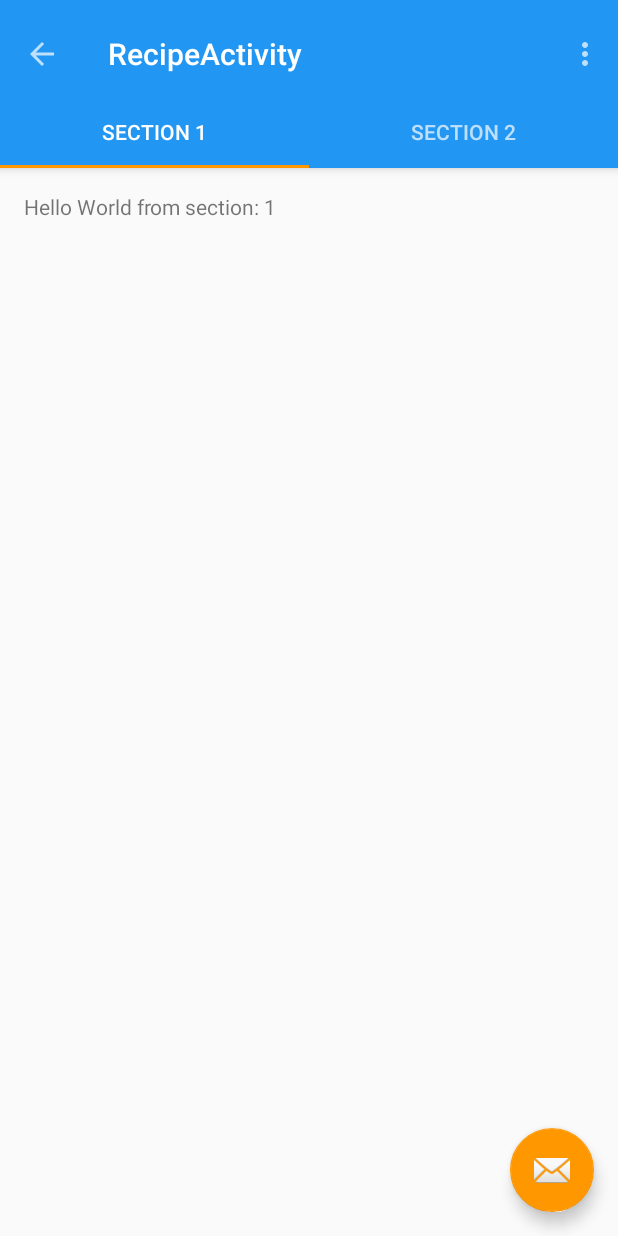
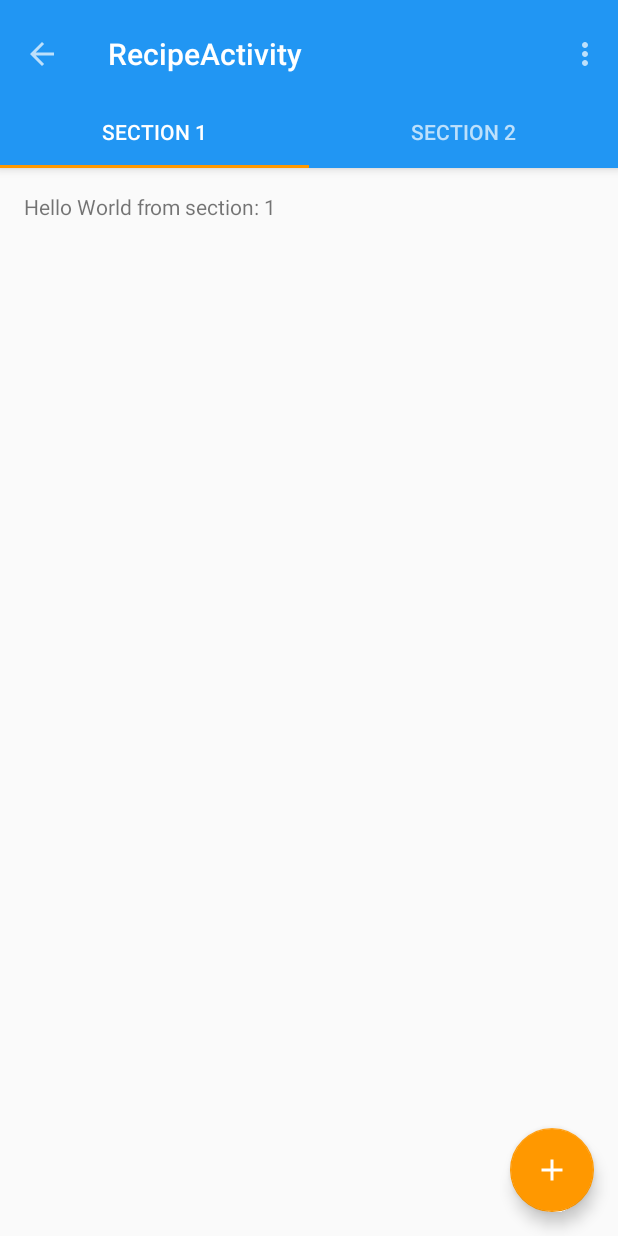
Before and after one commit to icaboalo/plan_to_eat, an Android app: the RecipeActivity screen opened directly, with no data from a screen before it, on a phone screen of 412 x 824 dp. Run offline under Robolectric (Android 15) with nearby library versions, the phone set to English and light mode, and no system bars; our stand-ins replace ButterKnife.

Commit message:
changed button src

```diff
--- a/app/src/main/res/layout/activity_recipe.xml
+++ b/app/src/main/res/layout/activity_recipe.xml
@@ -39,6 +39,6 @@ android:layout_width="wrap_content"
 android:layout_height="wrap_content"
 android:layout_gravity="end|bottom"
 android:layout_margin="@dimen/fab_margin"
-android:src="@android:drawable/ic_dialog_email"/>
+android:src="@drawable/ic_add_white_24dp"/>
 
     </android.support.design.widget.CoordinatorLayout>
```
Also changed, not shown: app/src/main/res/drawable-hdpi/ic_add_white_24dp.png (added), app/src/main/res/drawable-mdpi/ic_add_white_24dp.png (added), app/src/main/res/drawable-xhdpi/ic_add_white_24dp.png (added), app/src/main/res/drawable-xxhdpi/ic_add_white_24dp.png (added), app/src/main/res/drawable-xxxhdpi/ic_add_white_24dp.png (added).
